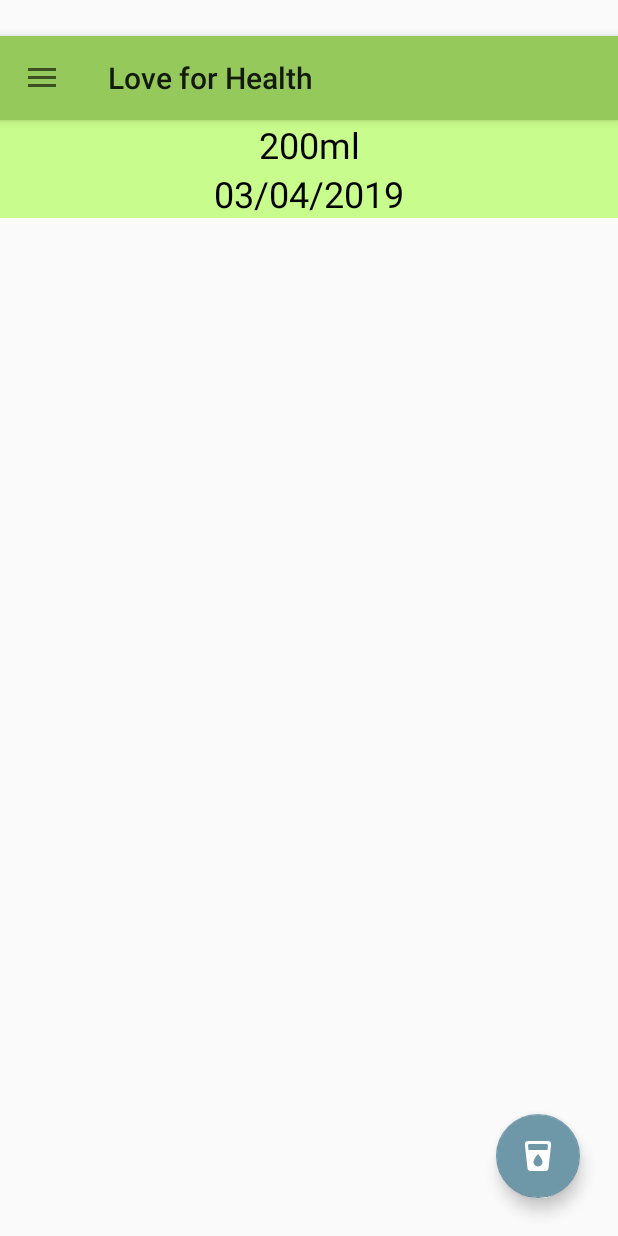
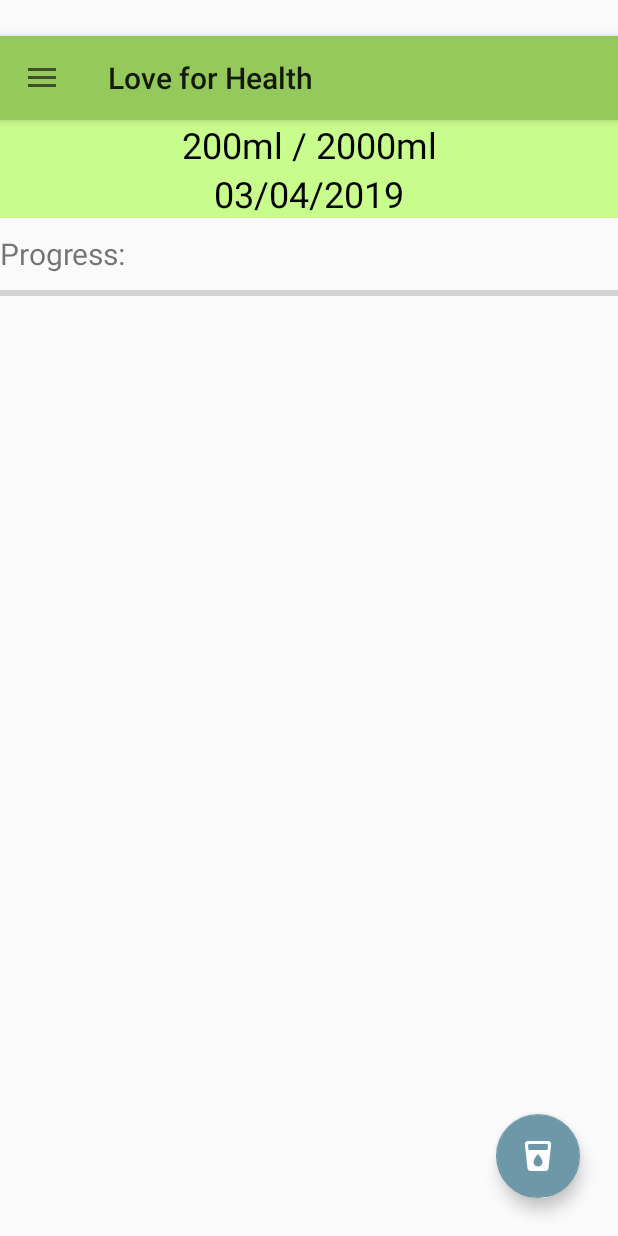
Before and after one commit to Dominika98/AND_HandIn, an Android app: the screen it shows after launch (MainActivity), after a tap on an icon or button, on a phone screen of 412 x 824 dp. Run offline under Robolectric (Android 15) with nearby library versions, the light colour scheme and no system bars.

Commit message:
futher work

```diff
--- a/app/src/main/java/com/example/loveforhealth/MainActivity.java
+++ b/app/src/main/java/com/example/loveforhealth/MainActivity.java
@@ -15,6 +15,7 @@ import android.support.v7.widget.Toolbar;
 import android.util.Log;
 import android.view.MenuItem;
 import android.view.View;
+import android.widget.ProgressBar;
 import android.widget.TextView;
 import android.widget.Toast;
 
@@ -28,6 +29,7 @@ public class MainActivity extends AppCompatActivity implements NavigationView.On
     Toolbar myToolbar;
     TextView waterDetailsAmount;
     TextView waterDetailsDate;
+    ProgressBar progress;
 
     @Override
     protected void onCreate(Bundle savedInstanceState) {
@@ -36,6 +38,8 @@ public class MainActivity extends AppCompatActivity implements NavigationView.On
 
         myToolbar = (Toolbar) findViewById(R.id.myToolbar);
         setSupportActionBar(myToolbar);
+
+        progress = (ProgressBar) findViewById(R.id.progress);
 
         waterDetailsAmount = (TextView) findViewById(R.id.tv_water_details_amount);
         waterDetailsDate = (TextView) findViewById(R.id.tv_water_details_date);
@@ -82,7 +86,8 @@ public class MainActivity extends AppCompatActivity implements NavigationView.On
         if (cursor.moveToFirst()) {
 
             int amount = cursor.getInt(cursor.getColumnIndex(WaterContract.WaterEntry.COLUMN_WATER_AMOUNT));
-            int newAmount = amount + 200;
+            int cupSize = cursor.getInt(cursor.getColumnIndex(WaterContract.WaterEntry.COLUMN_WATER_CUP));
+            int newAmount = amount + cupSize;
 
             db = waterDbHelper.getWritableDatabase();
 
@@ -92,7 +97,7 @@ public class MainActivity extends AppCompatActivity implements NavigationView.On
             int count = db.update(WaterContract.WaterEntry.TABLE_NAME, values, selection, arguments);
             updateWaterView();
         } else {
-            Toast.makeText(this, "Oh Poop", Toast.LENGTH_SHORT).show();
+            Toast.makeText(this, "Something went wrong.", Toast.LENGTH_SHORT).show();
         }
 
     }
@@ -126,7 +131,13 @@ public class MainActivity extends AppCompatActivity implements NavigationView.On
         if (cursor.moveToFirst()) {
             int amount = cursor.getInt(cursor.getColumnIndex(WaterContract.WaterEntry.COLUMN_WATER_AMOUNT));
             waterDetailsDate.setText(cursor.getString(cursor.getColumnIndex(WaterContract.WaterEntry.COLUMN_WATER_DATE)));
-            waterDetailsAmount.setText(amount + "ml");
+            waterDetailsAmount.setText(amount + "ml / 2000ml");
+            if(amount < 2000) {
+                int currentProgress = amount / 2000 * 100;
+                progress.setProgress(currentProgress);
+            } else {
+                progress.setProgress(100);
+            }
         }
         else {
             db = waterDbHelper.getWritableDatabase();
@@ -156,6 +167,8 @@ public class MainActivity extends AppCompatActivity implements NavigationView.On
                 startActivity(intent);
                 break;
             case R.id.cup_settings:
+                intent = new Intent(this, CupSettings.class);
+                startActivity(intent);
                 break;
             case R.id.step_counter:
                 break;
@@ -164,6 +177,8 @@ public class MainActivity extends AppCompatActivity implements NavigationView.On
                 startActivity(intent);
                 break;
             case R.id.drinking_data:
+                intent = new Intent(this, ViewDrinkingWater.class);
+                startActivity(intent);
                 break;
             case R.id.general_setting:
                 break;
--- a/app/src/main/res/layout/activity_main.xml
+++ b/app/src/main/res/layout/activity_main.xml
@@ -37,7 +37,20 @@
             android:text="28/03/2019"
             android:background="#c8fc8c"
             style="@style/DataText"/>
+        <TextView
+            android:layout_width="match_parent"
+            android:layout_height="wrap_content"
+            android:layout_marginTop="10dp"
+            android:text="Progress:"
+            android:textSize="20dp"/>
 
+        <ProgressBar
+            android:id="@+id/progress"
+            android:layout_width="match_parent"
+            android:layout_height="25dp"
+            android:foregroundGravity="top"
+            style="@style/Base.Widget.AppCompat.ProgressBar.Horizontal"
+            android:progress="0" />
     </LinearLayout>
 
     <android.support.design.widget.FloatingActionButton
```
Also changed, not shown: app/src/main/AndroidManifest.xml (+6 -2 lines), app/src/main/java/com/example/loveforhealth/CupSettings.java (added, +74 -0 lines), app/src/main/java/com/example/loveforhealth/DrinkAdapter.java (+36 -4 lines), app/src/main/java/com/example/loveforhealth/ViewDrinkingWater.java (+20 -1 lines), app/src/main/res/layout/activity_cup_settings.xml (added, +29 -0 lines), app/src/main/res/values/cup_sizes.xml (added, +12 -0 lines), app/src/main/res/values/strings.xml (+9 -0 lines).
